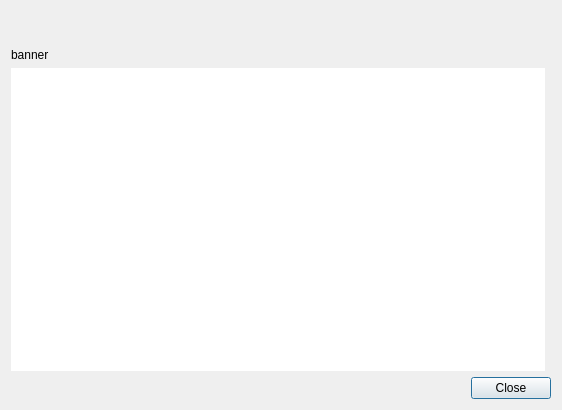
The window that src/episodedialog.ui (ThomasBrixLarsen/serieswatcher) describes before a commit, drawn with Qt 5.
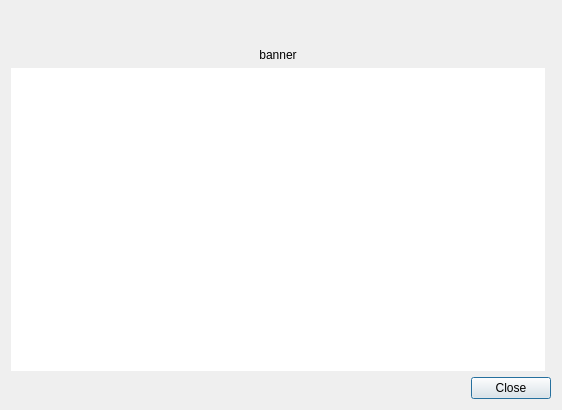
The same window after the commit.

Commit message: dialogs: center title and banner

Patch:
```diff
--- a/src/episodedialog.ui
+++ b/src/episodedialog.ui
@@ -53,6 +53,9 @@
      <property name="text">
       <string>banner</string>
      </property>
+     <property name="alignment">
+      <set>Qt::AlignCenter</set>
+     </property>
     </widget>
    </item>
   </layout>
```
Left out of the diff: 3 changed lines with no effect on the pictures. The commit also changes 1 other file.
